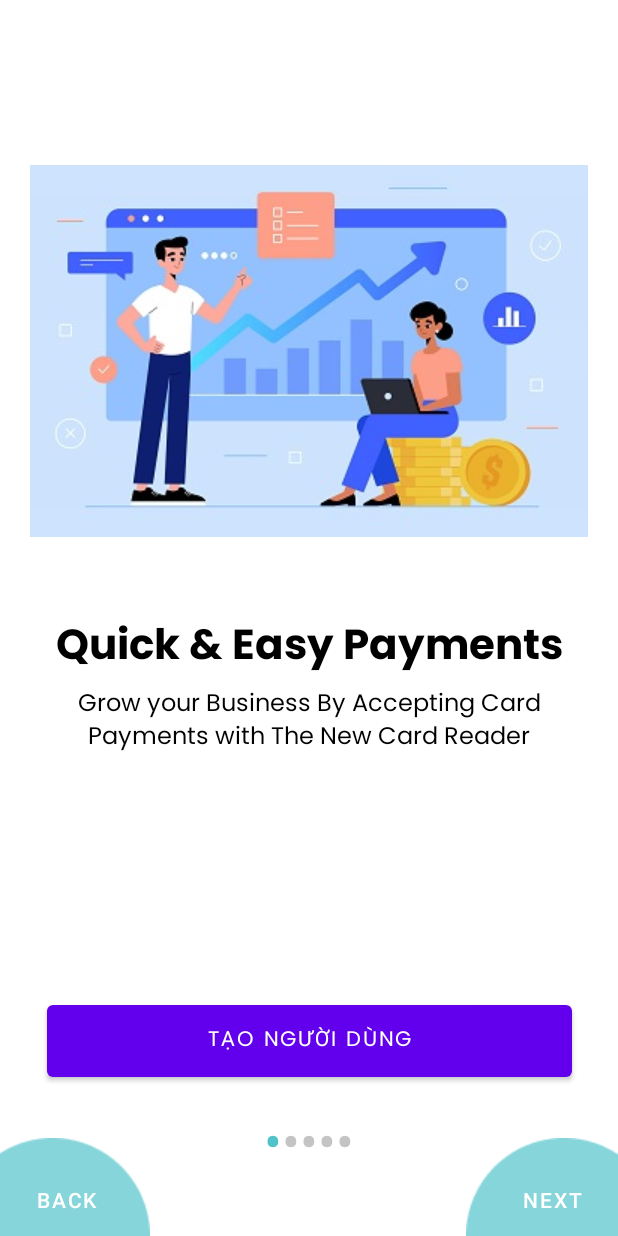
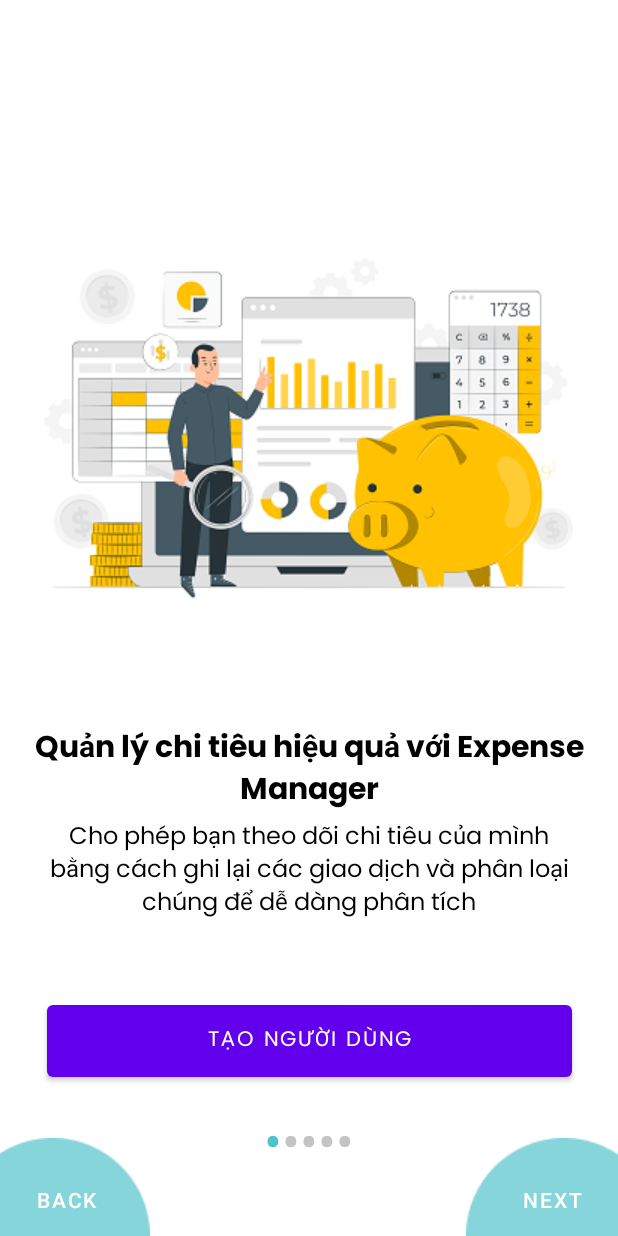
Before and after one commit to France2702/ExpenseManaging, an Android app: the screen it shows after launch (MainActivity), on a phone screen of 412 x 824 dp. Run offline under Robolectric (Android 15) with nearby library versions, the phone set to English and light mode, and no system bars.

Commit message:
Last Minute

```diff
--- a/app/src/main/java/com/example/expensemanaging/MainActivity.java
+++ b/app/src/main/java/com/example/expensemanaging/MainActivity.java
@@ -7,11 +7,14 @@
 import android.content.pm.ActivityInfo;
 import android.os.Bundle;
 import android.text.Html;
+import android.util.Log;
 import android.view.View;
 import android.widget.Button;
 import android.widget.ImageView;
 import android.widget.LinearLayout;
 import android.widget.TextView;
+
+import java.util.Locale;
 
 public class MainActivity extends AppCompatActivity {
 
--- a/app/src/main/java/com/example/expensemanaging/ViewPagerAdapter.java
+++ b/app/src/main/java/com/example/expensemanaging/ViewPagerAdapter.java
@@ -21,11 +21,11 @@
 //            R.drawable.viewpageradapter_image2,
 //            R.drawable.viewpageradapter_image3,
 //            R.drawable.viewpageradapter_image4
-            R.drawable.slider1,
-            R.drawable.slider2,
-            R.drawable.slider3,
-            R.drawable.slider4,
-            R.drawable.slider5,
+            R.drawable.pic_manage_money,
+            R.drawable.pic_catgiamchitieu,
+            R.drawable.pic_saving_money,
+            R.drawable.pic_my_password,
+            R.drawable.pic_credit_assesment,
     };
 
     int headings[] = {
--- a/app/src/main/res/layout/activity_add_transaction.xml
+++ b/app/src/main/res/layout/activity_add_transaction.xml
@@ -190,7 +190,7 @@
                     android:layout_height="@dimen/spacing_middle" />
 
                 <Button
-                    android:id="@+id/button4"
+                    android:id="@+id/btn_save"
                     android:layout_width="match_parent"
                     android:layout_height="45dp"
                     android:layout_marginStart="280dp"
--- a/app/src/main/res/layout/fragment_log_in.xml
+++ b/app/src/main/res/layout/activity_log_in.xml
@@ -45,8 +45,8 @@
         android:id="@+id/textView2"
         android:layout_width="wrap_content"
         android:layout_height="wrap_content"
-        android:layout_marginStart="40dp"
-        android:layout_marginTop="408dp"
+        android:layout_marginStart="32dp"
+        android:layout_marginTop="348dp"
         android:text="@string/LogIn"
         android:textSize="25sp"
         android:textStyle="bold"
@@ -74,7 +74,7 @@
         tools:ignore="VisualLintTextFieldSize" />
 
     <ImageButton
-        android:id="@+id/imageView2"
+        android:id="@+id/btn_log_in"
         android:layout_width="wrap_content"
         android:layout_height="wrap_content"
         android:layout_marginTop="32dp"
--- a/app/src/main/res/layout/activity_slider_layout.xml
+++ b/app/src/main/res/layout/activity_slider_layout.xml
@@ -10,20 +10,22 @@
         android:id="@+id/titleImage"
         android:layout_width="match_parent"
         android:layout_height="wrap_content"
-        android:layout_marginTop="10dp"
-        android:src="@drawable/slider1"
-        android:contentDescription="@string/desc_one"/>
+        android:layout_marginTop="0dp"
+        android:contentDescription="@string/desc_one"
+        android:src="@drawable/pic_manage_money" />
 
     <TextView
         android:id="@+id/texttitle"
         android:layout_width="match_parent"
         android:layout_height="wrap_content"
-        android:layout_marginTop="50dp"
+        android:layout_marginTop="10dp"
+        android:layout_marginStart="20dp"
+        android:layout_marginEnd="20dp"
         android:fontFamily="@font/poppins_bold"
         android:text="@string/heading_one"
         android:textAlignment="center"
         android:textColor="@color/black"
-        android:textSize="28sp"/>
+        android:textSize="20sp"/>
 
     <TextView
         android:id="@+id/textdeccription"
--- a/app/src/main/res/values/strings.xml
+++ b/app/src/main/res/values/strings.xml
@@ -15,16 +15,18 @@
     <string name="UserName">Tên của bạn là?</string>
 
     /Headings
-    <string name="heading_one">Quick &amp; Easy Payments</string>
-    <string name="heading_two">Instant Notifications</string>
-    <string name="heading_three">Cashless Payment</string>
-    <string name="heading_fourth">Pay Anywhere</string>
+    <string name="heading_one">Quản lý chi tiêu hiệu quả với Expense Manager</string>
+    <string name="heading_two">Cắt giảm những chi phí không cần thiết</string>
+    <string name="heading_three">Gia tăng tiết kiệm đều đặn hàng tháng</string>
+    <string name="heading_fourth">Đảm bảo thông tin của bạn luôn được bảo mật</string>
+    <string name="heading_fifth">Báo cáo và phân tích bằng biểu đồ trực quan</string>
 
     //Description
-    <string name="desc_one">Grow your Business By Accepting Card Payments with The New Card Reader</string>
-    <string name="desc_two">Lorem ipsum dolor sit amet, consectetur adipiscing elit, sed do eiusmod tempor incididunt ut labore et dolore magna aliqua</string>
-    <string name="desc_three">Lorem ipsum dolor sit amet, consectetur adipiscing elit, sed do eiusmod tempor incididunt ut labore et dolore magna aliqua</string>
-    <string name="desc_fourth">Lorem ipsum dolor sit amet, consectetur adipiscing elit, sed do eiusmod tempor incididunt ut labore et dolore magna aliqua</string>
+    <string name="desc_one">Cho phép bạn theo dõi chi tiêu của mình bằng cách ghi lại các giao dịch và phân loại chúng để dễ dàng phân tích</string>
+    <string name="desc_two">Giúp bạn lập kế hoạch và đặt ngân sách cho các danh mục chi tiêu khác nhau và cung cấp cảnh báo và thông báo khi vượt quá ngân sách</string>
+    <string name="desc_three">Cho phép bạn đặt và theo dõi mục tiêu tiết kiệm và cung cấp phản hồi trực quan về tiến độ đạt được mục tiêu đó</string>
+    <string name="desc_fourth">Đảm bảo rằng dữ liệu của bạn được bảo vệ bằng cách triển khai các giao thức xác thực và mã hóa an toàn và cung cấp tùy chọn cho cài đặt bảo mật và riêng tư</string>
+    <string name="déc_fifth">Cung cấp cho bạn báo cáo chi tiêu chi tiết và phân tích thói quen chi tiêu , giúp xác định các lĩnh vực mà bạn có thể tiết kiệm tiền và đưa ra quyết định tài chính thông minh hơn</string>
     <string name="TODO">TODO</string>
     <string name="Mnemonic">Ghi chú</string>
     <string name="MoneySpent">Tiền chi là</string>
```
Also changed, not shown: app/src/main/AndroidManifest.xml (+5 -2 lines), app/src/main/java/com/example/expensemanaging/AddActive.java (+17 -0 lines), app/src/main/java/com/example/expensemanaging/LogInActivity.java (+18 -1 lines), app/src/main/res/drawable/pic_catgiamchitieu.png (added), app/src/main/res/drawable/pic_credit_assesment.png (added), app/src/main/res/drawable/pic_manage_money.png (added), app/src/main/res/drawable/pic_my_password.png (added), app/src/main/res/drawable/pic_saving_money.png (added).
